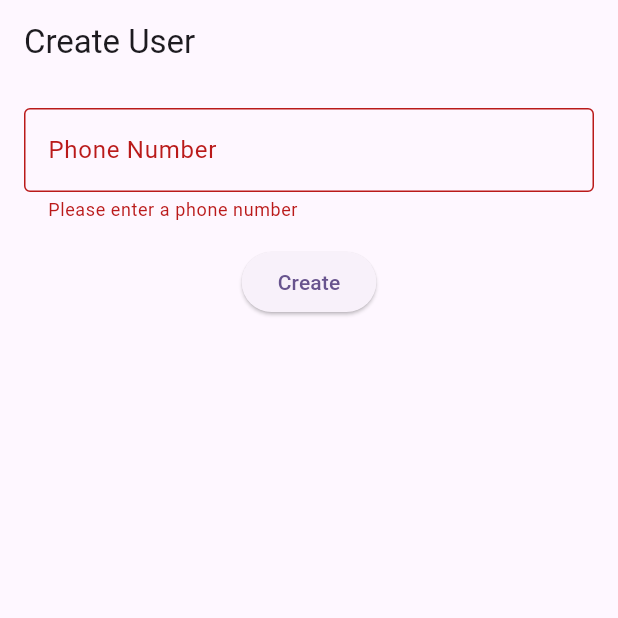
After one commit to holycitysoftware/livipod_app, a Flutter app: the screen it shows after launch, after a tap on "Create", on a phone screen of 412 x 824 dp, the top half of it. The commit adds this screen. Run offline on Flutter 3.47's test engine with Material 3 defaults, Android fonts, the phone set to English and light mode, and no system bars; our stand-ins replace cloud_firestore, firebase_auth, firebase_core, flutter_blue_plus, input_quantity, visibility_detector; accounts and stored records are empty.

Commit message:
phoneNumber auth

```diff
--- a/lib/main.dart
+++ b/lib/main.dart
@@ -1,8 +1,10 @@
 import 'package:flutter/material.dart';
+import 'package:livipod_app/controllers/auth_controller.dart';
 import 'package:livipod_app/controllers/livi_pod_controller.dart';
 import 'package:livipod_app/controllers/schedule_controller.dart';
 // import 'package:livipod_app/controllers/communication_controller.dart';
 import 'package:livipod_app/views/home_tab_view.dart';
+import 'package:livipod_app/views/testing_only/create_user.dart';
 import 'package:provider/provider.dart';
 import 'package:firebase_core/firebase_core.dart';
 import 'firebase_options.dart';
@@ -26,6 +28,7 @@ class _MyAppState extends State<MyApp> {
   late final BleController _devicesController;
   late final ScheduleController _scheduleController;
   final LiviPodController _liviPodController = LiviPodController();
+  final AuthController _authController = AuthController();
 
   @override
   void initState() {
@@ -39,6 +42,9 @@ class _MyAppState extends State<MyApp> {
   Widget build(BuildContext context) {
     return MultiProvider(
         providers: [
+          ChangeNotifierProvider(
+            create: (context) => _authController,
+          ),
           ChangeNotifierProvider(
             create: (context) => _scheduleController,
           ),
@@ -59,7 +65,7 @@ class _MyAppState extends State<MyApp> {
               colorScheme: ColorScheme.fromSeed(seedColor: Colors.deepPurple),
               useMaterial3: true,
             ),
-          home: const HomeTabView(),
+            home: const TestCreateUser() //const HomeTabView(),
             ));
   }
 }
--- /dev/null
+++ b/lib/views/testing_only/create_user.dart
@@ -0,0 +1,142 @@
+import 'package:flutter/material.dart';
+import 'package:livipod_app/controllers/auth_controller.dart';
+import 'package:provider/provider.dart';
+
+class TestCreateUser extends StatefulWidget {
+  const TestCreateUser({super.key});
+
+  @override
+  State<TestCreateUser> createState() => _TestCreateUserState();
+}
+
+class _TestCreateUserState extends State<TestCreateUser> {
+  final _formKey = GlobalKey<FormState>();
+  final _phoneNumberController = TextEditingController();
+  final _smsFormKey = GlobalKey<FormState>();
+  final _smsCodeController = TextEditingController();
+
+  @override
+  void dispose() {
+    _phoneNumberController.dispose();
+    _smsCodeController.dispose();
+    super.dispose();
+  }
+
+  @override
+  Widget build(BuildContext context) {
+    return Consumer<AuthController>(builder: (context, controller, child) {
+      return Scaffold(
+        appBar: AppBar(
+          title: const Text('Create User'),
+        ),
+        body: Padding(
+            padding: const EdgeInsets.all(16.0), child: getView(controller)),
+      );
+    });
+  }
+
+  Widget getView(AuthController controller) {
+    if (!controller.promptForUserCode && controller.firebaseAuthUser == null) {
+      return Form(
+        key: _formKey,
+        child: Column(
+          children: [
+            TextFormField(
+              controller: _phoneNumberController,
+              keyboardType: TextInputType.phone,
+              decoration: const InputDecoration(
+                hintText: '+15555555555',
+                labelText: 'Phone Number',
+                border: OutlineInputBorder(),
+              ),
+              validator: (value) {
+                if (value!.isEmpty) {
+                  return 'Please enter a phone number';
+                }
+                // Add additional phone number validation if needed
+                return null;
+              },
+            ),
+            const SizedBox(height: 16.0),
+            ElevatedButton(
+              onPressed: () {
+                if (_formKey.currentState!.validate()) {
+                  // Handle form submission
+                  String phoneNumber = _phoneNumberController.text;
+                  controller.verifyPhoneNumber(phoneNumber);
+                }
+              },
+              child: const Text('Create'),
+            ),
+            if (controller.verificationError.isNotEmpty) ...[
+              const SizedBox(height: 16.0),
+              Text(
+                controller.verificationError,
+                style: const TextStyle(color: Colors.red),
+                textAlign: TextAlign.center,
+              )
+            ]
+          ],
+        ),
+      );
+    } else if (controller.promptForUserCode &&
+        controller.firebaseAuthUser == null) {
+      return Form(
+        key: _smsFormKey,
+        child: Column(
+          children: [
+            TextFormField(
+              controller: _smsCodeController,
+              keyboardType: TextInputType.number,
+              decoration: const InputDecoration(
+                labelText: 'Enter code',
+                border: OutlineInputBorder(),
+              ),
+              validator: (value) {
+                if (value!.isEmpty) {
+                  return 'Please enter a code';
+                }
+                // Add additional phone number validation if needed
+                return null;
+              },
+            ),
+            const SizedBox(height: 16.0),
+            ElevatedButton(
+              onPressed: () {
+                if (_smsFormKey.currentState!.validate()) {
+                  // Handle form submission
+                  String code = _smsCodeController.text;
+                  controller.validate(code);
+                }
+              },
+              child: const Text('Validate'),
+            ),
+          ],
+        ),
+      );
+    } else {
+      return Center(
+        child: Column(
+          children: [
+            const Text('You are authenticated'),
+            const SizedBox(height: 16.0),
+            Text(controller.firebaseAuthUser!.uid),
+            const SizedBox(height: 16.0),
+            Text(controller.firebaseAuthUser!.refreshToken ?? ''),
+            const SizedBox(height: 16.0),
+            Text(controller.firebaseAuthUser!.phoneNumber ?? ''),
+            const SizedBox(height: 16.0),
+            ElevatedButton(
+              onPressed: () {
+                _smsCodeController.text = '';
+                _phoneNumberController.text = '';
+                controller.signOut();
+              },
+              child: const Text('Sign Out'),
+            ),
+          ],
+        ),
+      );
+    }
+  }
+}
```
Also changed, not shown: lib/controllers/auth_controller.dart (+20 -3 lines), lib/controllers/ble_device_controller.dart (+9 -0 lines), 4 other files. Lines whose indentation alone changed are shown as unchanged.
